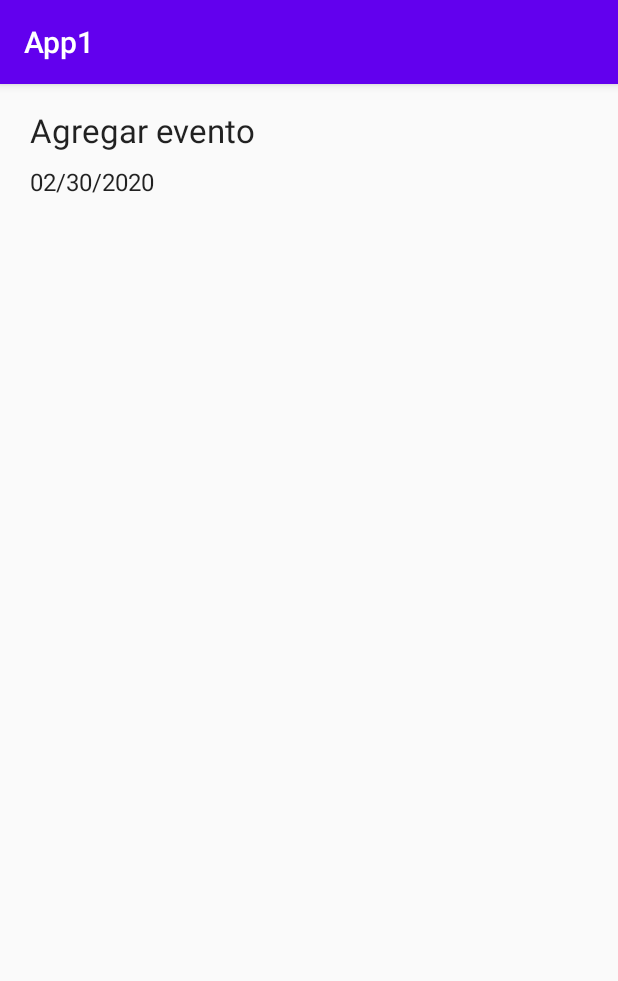
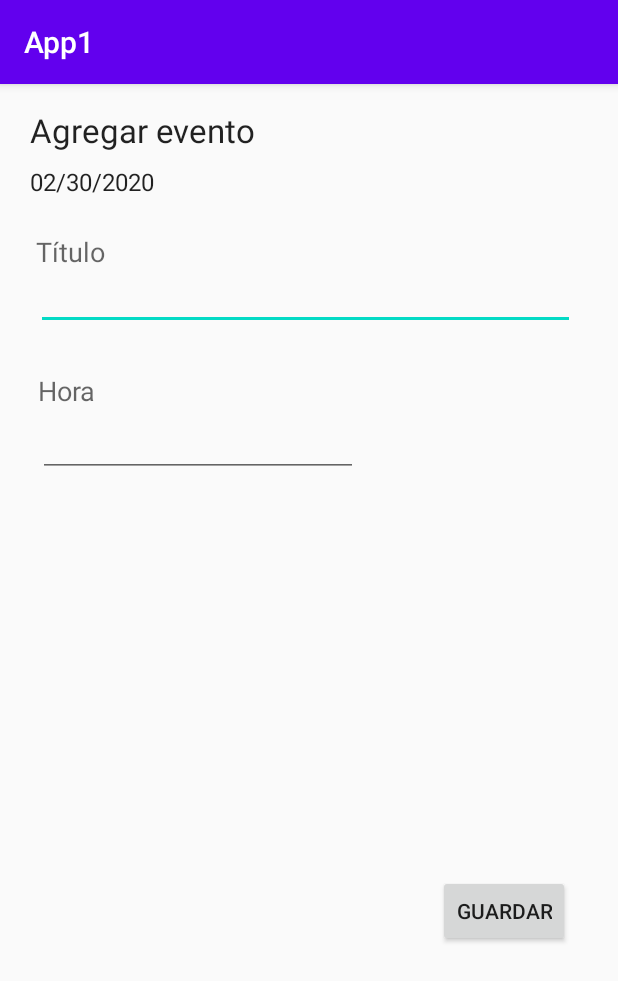
Before and after one commit to MartaArM/PDM, an Android app: the screen it shows after launch (AgregarEvento), after a tap on an icon or button, on a phone screen of 412 x 824 dp. Shown: the top 981 px of the screen. Run offline under Robolectric (Android 15) with nearby library versions, the phone set to English and light mode, and no system bars.

Commit message:
Crear campos de agregar evento

```diff
--- a/App1/app/src/main/AndroidManifest.xml
+++ b/App1/app/src/main/AndroidManifest.xml
@@ -9,7 +9,13 @@
         android:roundIcon="@mipmap/ic_launcher_round"
         android:supportsRtl="true"
         android:theme="@style/AppTheme">
-        <activity android:name=".AgregarEvento"></activity>
+        <activity android:name=".AgregarEvento">
+            android:parentActivityName=".MainActivity">
+            <!-- The meta-data tag is required if you support API level 15 and lower -->
+            <meta-data
+                android:name="android.support.PARENT_ACTIVITY"
+                android:value=".MainActivity" />
+        </activity>
         <activity android:name=".MainActivity">
             <intent-filter>
                 <action android:name="android.intent.action.MAIN" />
--- a/App1/app/src/main/res/layout/activity_agregar_evento.xml
+++ b/App1/app/src/main/res/layout/activity_agregar_evento.xml
@@ -29,4 +29,56 @@
         app:layout_constraintStart_toStartOf="parent"
         app:layout_constraintTop_toBottomOf="@+id/textView" />
 
+    <TextView
+        android:id="@+id/textView3"
+        android:layout_width="wrap_content"
+        android:layout_height="wrap_content"
+        android:layout_marginStart="24dp"
+        android:layout_marginTop="23dp"
+        android:text="@string/titulo"
+        android:textAppearance="@style/TextAppearance.AppCompat.Medium"
+        app:layout_constraintStart_toStartOf="parent"
+        app:layout_constraintTop_toBottomOf="@+id/fecha_evento" />
+
+    <EditText
+        android:id="@+id/editText"
+        android:layout_width="359dp"
+        android:layout_height="40dp"
+        android:layout_marginStart="24dp"
+        android:ems="10"
+        android:inputType="textPersonName"
+        app:layout_constraintStart_toStartOf="parent"
+        app:layout_constraintTop_toBottomOf="@+id/textView3" />
+
+    <TextView
+        android:id="@+id/textView4"
+        android:layout_width="wrap_content"
+        android:layout_height="wrap_content"
+        android:layout_marginStart="25dp"
+        android:layout_marginTop="28dp"
+        android:text="@string/hora"
+        android:textAppearance="@style/TextAppearance.AppCompat.Medium"
+        app:layout_constraintStart_toStartOf="parent"
+        app:layout_constraintTop_toBottomOf="@+id/editText" />
+
+    <EditText
+        android:id="@+id/editText2"
+        android:layout_width="wrap_content"
+        android:layout_height="wrap_content"
+        android:layout_marginStart="25dp"
+        android:ems="10"
+        android:inputType="time"
+        app:layout_constraintStart_toStartOf="parent"
+        app:layout_constraintTop_toBottomOf="@+id/textView4" />
+
+    <Button
+        android:id="@+id/button"
+        android:layout_width="wrap_content"
+        android:layout_height="wrap_content"
+        android:layout_marginStart="292dp"
+        android:layout_marginTop="363dp"
+        android:text="@string/guardar"
+        app:layout_constraintStart_toStartOf="parent"
+        app:layout_constraintTop_toBottomOf="@+id/editText" />
+
 </androidx.constraintlayout.widget.ConstraintLayout>
--- a/App1/app/src/main/res/values/strings.xml
+++ b/App1/app/src/main/res/values/strings.xml
@@ -1,4 +1,7 @@
 <resources>
     <string name="app_name">App1</string>
     <string name="agregar_evento">Agregar evento</string>
+    <string name="titulo">Título</string>
+    <string name="hora">Hora</string>
+    <string name="guardar">Guardar</string>
 </resources>
```
